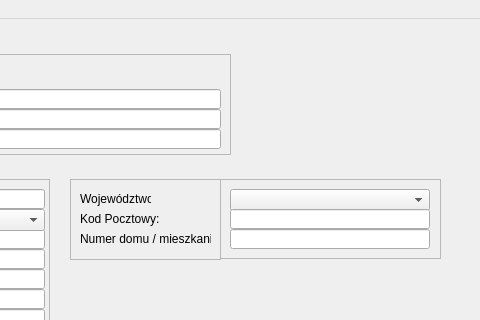
This is Kontrahent/kontrahent.ui in Astropl/TestRamek as Qt 5 draws it before an edit; both pictures show x 320 to 800 and y 0 to 320 of the 800 by 600 pixel window. The edited form follows.
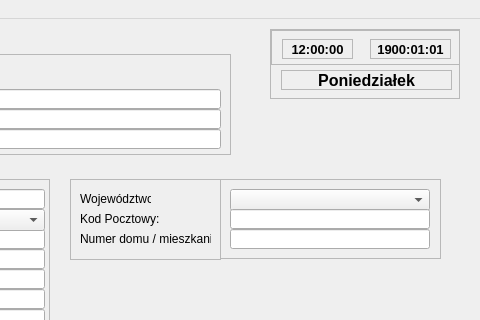
This is the edited form.

```diff
--- a/Kontrahent/kontrahent.ui
+++ b/Kontrahent/kontrahent.ui
@@ -513,6 +513,135 @@
      </property>
     </widget>
    </widget>
+   <widget class="QLabel" name="labelDaty">
+    <property name="geometry">
+     <rect>
+      <x>690</x>
+      <y>20</y>
+      <width>81</width>
+      <height>20</height>
+     </rect>
+    </property>
+    <property name="font">
+     <font>
+      <pointsize>10</pointsize>
+      <weight>75</weight>
+      <bold>true</bold>
+     </font>
+    </property>
+    <property name="frameShape">
+     <enum>QFrame::StyledPanel</enum>
+    </property>
+    <property name="text">
+     <string>1900:01:01</string>
+    </property>
+    <property name="alignment">
+     <set>Qt::AlignCenter</set>
+    </property>
+   </widget>
+   <widget class="QScrollArea" name="scrollArea_8">
+    <property name="geometry">
+     <rect>
+      <x>590</x>
+      <y>10</y>
+      <width>190</width>
+      <height>70</height>
+     </rect>
+    </property>
+    <property name="widgetResizable">
+     <bool>true</bool>
+    </property>
+    <widget class="QWidget" name="scrollAreaWidgetContents_8">
+     <property name="geometry">
+      <rect>
+       <x>0</x>
+       <y>0</y>
+       <width>188</width>
+       <height>68</height>
+      </rect>
+     </property>
+     <widget class="QLabel" name="labelDzien">
+      <property name="geometry">
+       <rect>
+        <x>10</x>
+        <y>40</y>
+        <width>171</width>
+        <height>20</height>
+       </rect>
+      </property>
+      <property name="font">
+       <font>
+        <pointsize>12</pointsize>
+        <weight>75</weight>
+        <bold>true</bold>
+       </font>
+      </property>
+      <property name="frameShape">
+       <enum>QFrame::StyledPanel</enum>
+      </property>
+      <property name="text">
+       <string>Poniedziałek</string>
+      </property>
+      <property name="alignment">
+       <set>Qt::AlignCenter</set>
+      </property>
+      <property name="wordWrap">
+       <bool>false</bool>
+      </property>
+     </widget>
+     <widget class="QScrollArea" name="scrollArea_9">
+      <property name="geometry">
+       <rect>
+        <x>0</x>
+        <y>0</y>
+        <width>190</width>
+        <height>35</height>
+       </rect>
+      </property>
+      <property name="widgetResizable">
+       <bool>true</bool>
+      </property>
+      <widget class="QWidget" name="scrollAreaWidgetContents_9">
+       <property name="geometry">
+        <rect>
+         <x>0</x>
+         <y>0</y>
+         <width>188</width>
+         <height>33</height>
+        </rect>
+       </property>
+       <widget class="QLabel" name="labelZegara">
+        <property name="geometry">
+         <rect>
+          <x>10</x>
+          <y>8</y>
+          <width>71</width>
+          <height>20</height>
+         </rect>
+        </property>
+        <property name="font">
+         <font>
+          <pointsize>10</pointsize>
+          <weight>75</weight>
+          <bold>true</bold>
+         </font>
+        </property>
+        <property name="frameShape">
+         <enum>QFrame::StyledPanel</enum>
+        </property>
+        <property name="text">
+         <string>12:00:00</string>
+        </property>
+        <property name="alignment">
+         <set>Qt::AlignCenter</set>
+        </property>
+       </widget>
+      </widget>
+     </widget>
+     <zorder>scrollArea_9</zorder>
+     <zorder>labelDzien</zorder>
+    </widget>
+   </widget>
    <zorder>scrollArea_7</zorder>
    <zorder>scrollArea_6</zorder>
    <zorder>scrollArea_5</zorder>
@@ -548,6 +677,8 @@
    <zorder>comboBox_2</zorder>
    <zorder>lineEdit_11</zorder>
    <zorder>lineEdit_12</zorder>
+   <zorder>scrollArea_8</zorder>
+   <zorder>labelDaty</zorder>
   </widget>
   <widget class="QMenuBar" name="menubar">
    <property name="geometry">
```
